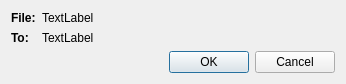
rbbrnc/krbkACD, file common/ImageView/RegionEditDialog.ui: the form before one commit.
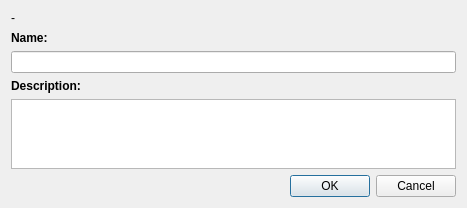
The form after the commit.

Diff of the .ui file:
```diff
--- a/common/ImageView/RegionEditDialog.ui
+++ b/common/ImageView/RegionEditDialog.ui
@@ -6,8 +6,8 @@
    <rect>
     <x>0</x>
     <y>0</y>
-    <width>346</width>
-    <height>75</height>
+    <width>467</width>
+    <height>204</height>
    </rect>
   </property>
   <property name="windowTitle">
@@ -15,9 +15,28 @@
   </property>
   <layout class="QVBoxLayout" name="verticalLayout">
    <item>
-    <layout class="QFormLayout" name="formLayout">
-     <item row="0" column="0">
+    <layout class="QVBoxLayout" name="verticalLayout_2">
+     <item>
+      <widget class="QLabel" name="rectLabel">
+       <property name="sizePolicy">
+        <sizepolicy hsizetype="Preferred" vsizetype="Fixed">
+         <horstretch>0</horstretch>
+         <verstretch>0</verstretch>
+        </sizepolicy>
+       </property>
+       <property name="text">
+        <string>-</string>
+       </property>
+      </widget>
+     </item>
+     <item>
       <widget class="QLabel" name="label_3">
+       <property name="sizePolicy">
+        <sizepolicy hsizetype="Fixed" vsizetype="Fixed">
+         <horstretch>0</horstretch>
+         <verstretch>0</verstretch>
+        </sizepolicy>
+       </property>
        <property name="font">
         <font>
          <weight>75</weight>
@@ -25,19 +44,34 @@
         </font>
        </property>
        <property name="text">
-        <string>File:</string>
+        <string>Name:</string>
        </property>
       </widget>
      </item>
-     <item row="0" column="1">
-      <widget class="QLabel" name="srcLabel">
-       <property name="text">
-        <string>TextLabel</string>
+     <item>
+      <widget class="QLineEdit" name="nameLineEdit"/>
+     </item>
+     <item>
+      <spacer name="verticalSpacer">
+       <property name="orientation">
+        <enum>Qt::Vertical</enum>
        </property>
-      </widget>
+       <property name="sizeHint" stdset="0">
+        <size>
+         <width>20</width>
+         <height>40</height>
+        </size>
+       </property>
+      </spacer>
      </item>
-     <item row="1" column="0">
+     <item>
       <widget class="QLabel" name="label">
+       <property name="sizePolicy">
+        <sizepolicy hsizetype="Fixed" vsizetype="Fixed">
+         <horstretch>0</horstretch>
+         <verstretch>0</verstretch>
+        </sizepolicy>
+       </property>
        <property name="font">
         <font>
          <weight>75</weight>
@@ -45,16 +79,12 @@
         </font>
        </property>
        <property name="text">
-        <string>To:</string>
+        <string>Description:</string>
        </property>
       </widget>
      </item>
-     <item row="1" column="1">
-      <widget class="QLabel" name="destLabel">
-       <property name="text">
-        <string>TextLabel</string>
-       </property>
-      </widget>
+     <item>
+      <widget class="QPlainTextEdit" name="descriptionTextEdit"/>
      </item>
     </layout>
    </item>
```
